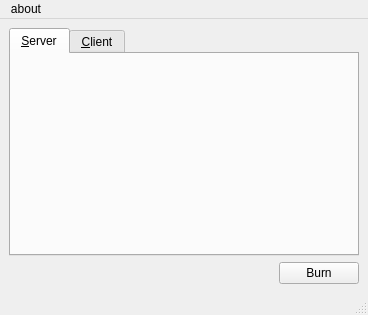
First picture: the form in ui/anapencere.ui, repository COMU/olric, before the edit.
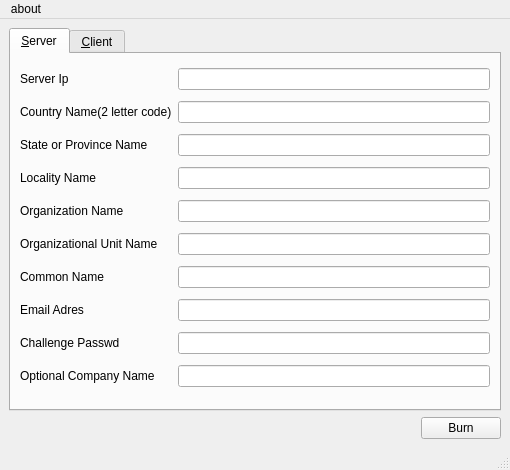
Second picture: the form after the edit.

What changed in the file:
```diff
--- a/ui/anapencere.ui
+++ b/ui/anapencere.ui
@@ -1,29 +1,151 @@
 <?xml version="1.0" encoding="UTF-8"?>
 <ui version="4.0">
  <class>MainWindow</class>
- <widget class="QMainWindow" name="MainWindow">
-  <property name="geometry">
+ <widget class="QMainWindow" name="MainWindow" >
+  <property name="geometry" >
    <rect>
     <x>0</x>
     <y>0</y>
-    <width>368</width>
-    <height>315</height>
+    <width>510</width>
+    <height>470</height>
    </rect>
   </property>
   <property name="windowTitle">
    <string>MainWindow</string>
   </property>
-  <widget class="QWidget" name="centralwidget">
-   <layout class="QGridLayout" name="gridLayout_2">
-    <item row="0" column="0" colspan="2">
-     <widget class="QTabWidget" name="tabWidget">
-      <property name="currentIndex">
+  <widget class="QWidget" name="centralwidget" >
+   <layout class="QGridLayout" name="gridLayout_2" >
+    <item row="1" column="0" >
+     <spacer name="horizontalSpacer" >
+      <property name="orientation" >
+       <enum>Qt::Horizontal</enum>
+      </property>
+      <property name="sizeHint" stdset="0" >
+       <size>
+        <width>262</width>
+        <height>20</height>
+       </size>
+      </property>
+     </spacer>
+    </item>
+    <item row="1" column="1" >
+     <widget class="QPushButton" name="pushButton_Burn" >
+      <property name="text" >
+       <string>Burn</string>
+      </property>
+     </widget>
+    </item>
+    <item row="0" column="0" colspan="2" >
+     <widget class="QTabWidget" name="tabWidget" >
+      <property name="currentIndex" >
        <number>0</number>
       </property>
       <widget class="QWidget" name="tab">
        <attribute name="title">
         <string>&amp;Server</string>
        </attribute>
+       <layout class="QGridLayout" name="gridLayout_3" >
+        <item row="0" column="0" >
+         <widget class="QLabel" name="label_8" >
+          <property name="text" >
+           <string>Server Ip</string>
+          </property>
+         </widget>
+        </item>
+        <item row="0" column="1" >
+         <widget class="QLineEdit" name="ServerIp" />
+        </item>
+        <item row="1" column="0" >
+         <widget class="QLabel" name="label_9" >
+          <property name="text" >
+           <string>Country Name(2 letter code)</string>
+          </property>
+         </widget>
+        </item>
+        <item row="1" column="1" >
+         <widget class="QLineEdit" name="Key_Country" />
+        </item>
+        <item row="7" column="1" >
+         <widget class="QLineEdit" name="Key_Org" />
+        </item>
+        <item row="2" column="1" >
+         <widget class="QLineEdit" name="Key_Province" />
+        </item>
+        <item row="2" column="0" >
+         <widget class="QLabel" name="label_10" >
+          <property name="text" >
+           <string>State or Province Name</string>
+          </property>
+         </widget>
+        </item>
+        <item row="3" column="0" >
+         <widget class="QLabel" name="label_11" >
+          <property name="text" >
+           <string>Locality Name</string>
+          </property>
+         </widget>
+        </item>
+        <item row="3" column="1" >
+         <widget class="QLineEdit" name="Key_City" />
+        </item>
+        <item row="7" column="0" >
+         <widget class="QLabel" name="label_12" >
+          <property name="text" >
+           <string>Organization Name</string>
+          </property>
+         </widget>
+        </item>
+        <item row="8" column="0" >
+         <widget class="QLabel" name="label_13" >
+          <property name="text" >
+           <string>Organizational Unit Name</string>
+          </property>
+         </widget>
+        </item>
+        <item row="8" column="1" >
+         <widget class="QLineEdit" name="Key_UnitName" />
+        </item>
+        <item row="9" column="0" >
+         <widget class="QLabel" name="label_14" >
+          <property name="text" >
+           <string>Common Name</string>
+          </property>
+         </widget>
+        </item>
+        <item row="9" column="1" >
+         <widget class="QLineEdit" name="Key_CommonName" />
+        </item>
+        <item row="10" column="0" >
+         <widget class="QLabel" name="label_15" >
+          <property name="text" >
+           <string>Email Adres</string>
+          </property>
+         </widget>
+        </item>
+        <item row="10" column="1" >
+         <widget class="QLineEdit" name="Key_Email" />
+        </item>
+        <item row="11" column="0" >
+         <widget class="QLabel" name="label_16" >
+          <property name="text" >
+           <string>Challenge Passwd</string>
+          </property>
+         </widget>
+        </item>
+        <item row="11" column="1" >
+         <widget class="QLineEdit" name="Server_passwd" />
+        </item>
+        <item row="12" column="0" >
+         <widget class="QLabel" name="label_17" >
+          <property name="text" >
+           <string>Optional Company Name</string>
+          </property>
+         </widget>
+        </item>
+        <item row="12" column="1" >
+         <widget class="QLineEdit" name="Server_CompanyName" />
+        </item>
+       </layout>
       </widget>
       <widget class="QWidget" name="tab_2">
        <attribute name="title">
@@ -110,46 +232,26 @@
       </widget>
      </widget>
     </item>
-    <item row="1" column="0">
-     <spacer name="horizontalSpacer">
-      <property name="orientation">
-       <enum>Qt::Horizontal</enum>
-      </property>
-      <property name="sizeHint" stdset="0">
-       <size>
-        <width>262</width>
-        <height>20</height>
-       </size>
-      </property>
-     </spacer>
-    </item>
-    <item row="1" column="1">
-     <widget class="QPushButton" name="pushButton_Burn">
-      <property name="text">
-       <string>Burn</string>
-      </property>
-     </widget>
-    </item>
    </layout>
   </widget>
-  <widget class="QMenuBar" name="menubar">
-   <property name="geometry">
+  <widget class="QMenuBar" name="menubar" >
+   <property name="geometry" >
     <rect>
      <x>0</x>
      <y>0</y>
-     <width>368</width>
-     <height>26</height>
+     <width>510</width>
+     <height>29</height>
     </rect>
    </property>
-   <widget class="QMenu" name="menuHakk_nda">
-    <property name="title">
+   <widget class="QMenu" name="menuHakk_nda" >
+    <property name="title" >
      <string>about</string>
     </property>
     <addaction name="separator"/>
     <addaction name="actionOlric"/>
     <addaction name="actionQt"/>
    </widget>
-   <addaction name="menuHakk_nda"/>
+   <addaction name="menuHakk_nda" />
   </widget>
   <widget class="QStatusBar" name="statusbar"/>
   <action name="actionOlric">
```
Left out of the diff: 141 changed lines with no effect on the pictures.
